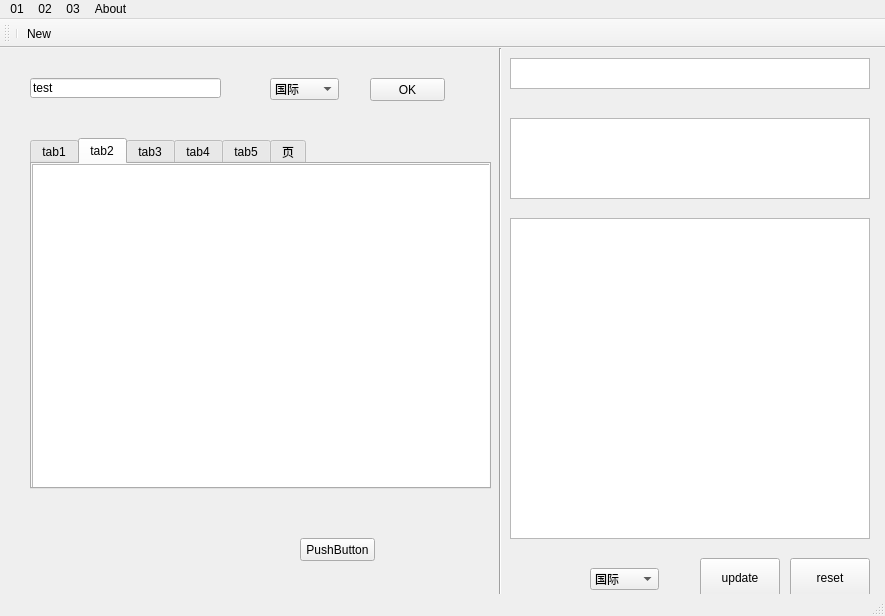
Above: news0.ui from youzipi/news-desktop before the change. Below: the same form after it.
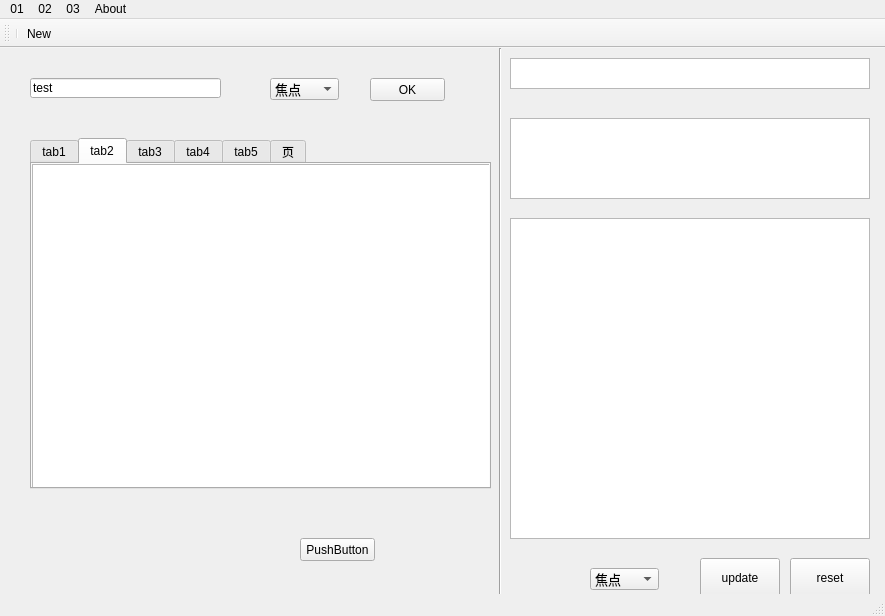
That is the form after the change. The open tabs and pages were chosen to show the change.

The edit to the form file:
```diff
--- a/news0.ui
+++ b/news0.ui
@@ -16,6 +16,13 @@
     <height>0</height>
    </size>
   </property>
+  <property name="font">
+   <font>
+    <weight>50</weight>
+    <bold>false</bold>
+    <underline>false</underline>
+   </font>
+  </property>
   <property name="windowTitle">
    <string>MainWindow</string>
   </property>
@@ -205,6 +212,25 @@
       <height>22</height>
      </rect>
     </property>
+    <property name="font">
+     <font>
+      <family>SimSun-ExtB</family>
+      <pointsize>10</pointsize>
+      <weight>50</weight>
+      <bold>false</bold>
+      <kerning>true</kerning>
+     </font>
+    </property>
+    <item>
+     <property name="text">
+      <string>焦点</string>
+     </property>
+    </item>
+    <item>
+     <property name="text">
+      <string>国内</string>
+     </property>
+    </item>
     <item>
      <property name="text">
       <string>国际</string>
@@ -360,6 +386,25 @@
       <height>22</height>
      </rect>
     </property>
+    <property name="font">
+     <font>
+      <family>SimSun-ExtB</family>
+      <pointsize>10</pointsize>
+      <weight>50</weight>
+      <bold>false</bold>
+      <kerning>true</kerning>
+     </font>
+    </property>
+    <item>
+     <property name="text">
+      <string>焦点</string>
+     </property>
+    </item>
+    <item>
+     <property name="text">
+      <string>国内</string>
+     </property>
+    </item>
     <item>
      <property name="text">
       <string>国际</string>
```
Left out of the diff: 39 changed lines with no effect on the pictures.
